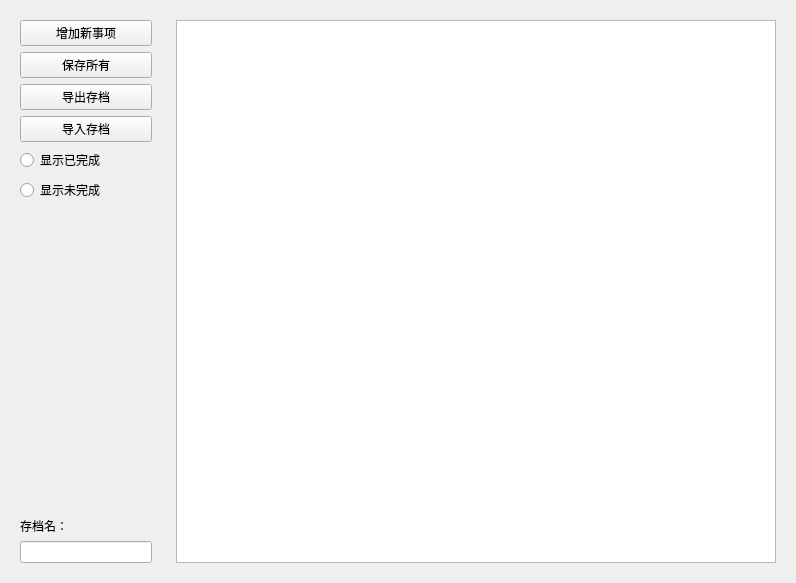
First picture: the form in SaveLog/mainsavewgt.ui, repository littleHorse12138/lyhAssistant, before the edit.
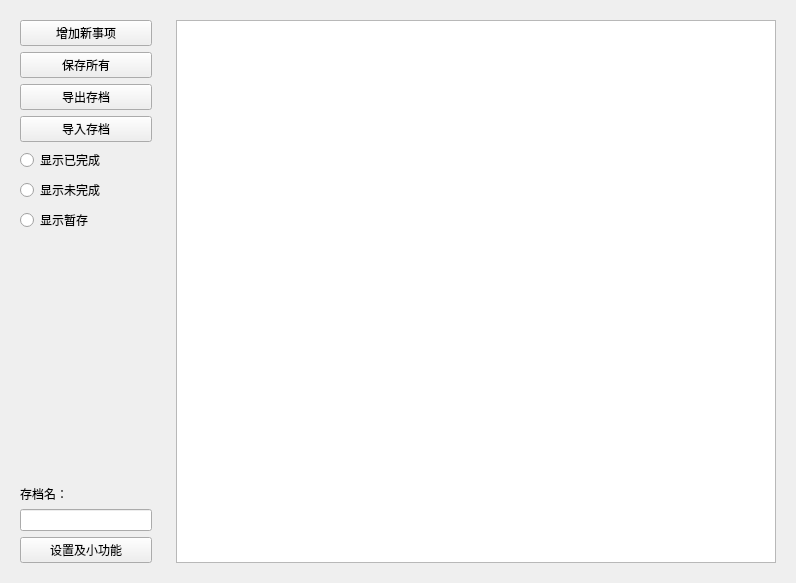
Second picture: the form after the edit.

Commit message: 更改savelog功能

```diff
--- a/SaveLog/mainsavewgt.ui
+++ b/SaveLog/mainsavewgt.ui
@@ -6,7 +6,7 @@
    <rect>
     <x>0</x>
     <y>0</y>
-    <width>700</width>
+    <width>792</width>
     <height>583</height>
    </rect>
   </property>
@@ -71,6 +71,13 @@
         </property>
        </widget>
       </item>
+      <item>
+       <widget class="QRadioButton" name="radioButton">
+        <property name="text">
+         <string>显示暂存</string>
+        </property>
+       </widget>
+      </item>
       <item>
        <spacer name="verticalSpacer">
         <property name="orientation">
@@ -94,6 +101,13 @@
       <item>
        <widget class="QLineEdit" name="m_pLESaveNAME"/>
       </item>
+      <item>
+       <widget class="QPushButton" name="m_pBtnConfig">
+        <property name="text">
+         <string>设置及小功能</string>
+        </property>
+       </widget>
+      </item>
      </layout>
     </widget>
    </item>
```
The commit also changes 15 other files.
